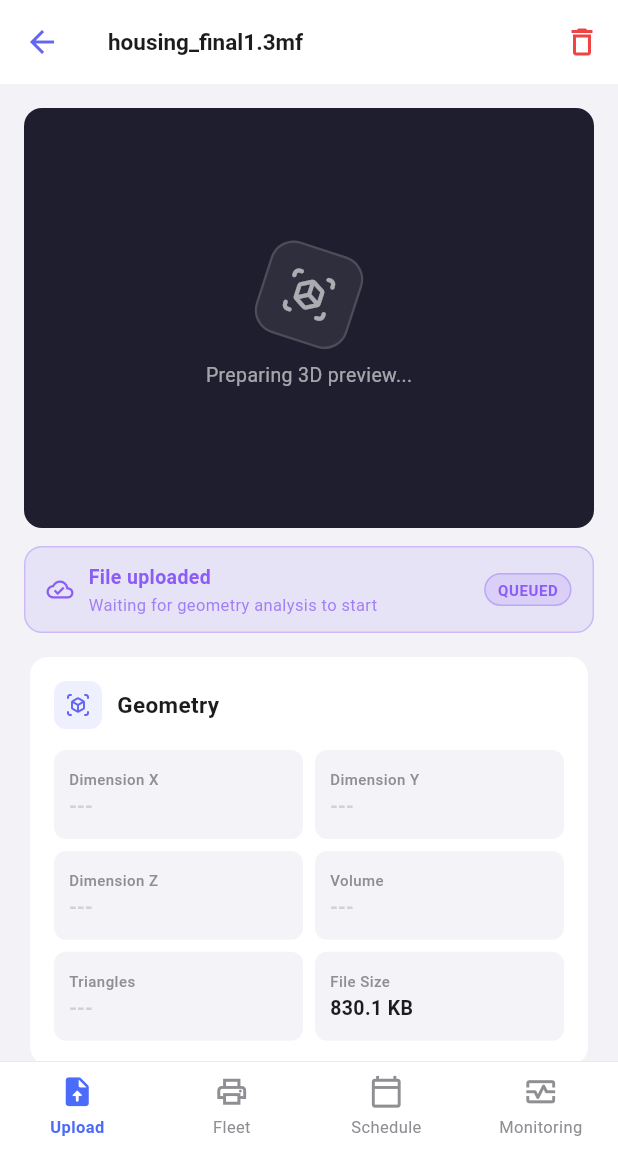
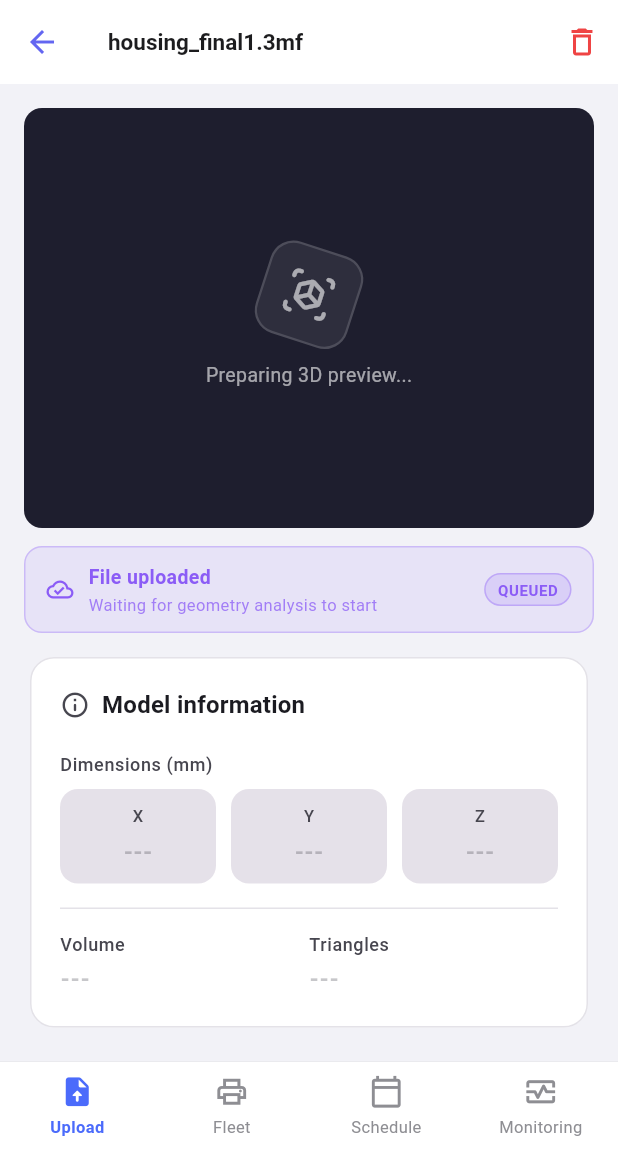
Before and after one commit to AmeriMajd/3DP_AI_Driven_Platform, a Flutter app: the UploadScreen screen opened by its route, after a tap on "housing_final1.3mf", on a phone screen of 412 x 824 dp, the part 84-1236 px from its top. Run offline on Flutter 3.47's test engine with Material 3 defaults, Android fonts, the phone set to English and light mode, and no system bars; our stand-ins replace dio, dotted_border, file_picker, flutter_dotenv, flutter_riverpod, flutter_secure_storage and 2 more; missing offline and left inert: model_viewer_plus; accounts and stored records are empty.

Commit message:
feat: File Details Screen fixes

```diff
--- a/frontend/lib/app.dart
+++ b/frontend/lib/app.dart
@@ -1,8 +1,5 @@
 import 'package:flutter/material.dart';
 import 'package:frontend/core/theme/app_theme.dart';
-import 'package:frontend/features/auth/presentation/screens/admin_signup_screen.dart';
-import 'package:frontend/features/auth/presentation/screens/invite_user_screen.dart';
-import 'package:frontend/features/auth/presentation/screens/register_screen.dart';
 import 'package:frontend/core/router/app_router.dart';
 
 class App extends StatelessWidget {
@@ -15,8 +12,8 @@ class App extends StatelessWidget {
       debugShowCheckedModeBanner: false,
       theme: AppTheme.light,
       darkTheme: AppTheme.dark,
+      themeMode: ThemeMode.light,
       routerConfig: appRouter,
-      //home: const RegisterScreen(),
     );
   }
 }
--- a/frontend/lib/features/auth/presentation/providers/auth_provider.dart
+++ b/frontend/lib/features/auth/presentation/providers/auth_provider.dart
@@ -2,6 +2,7 @@ import 'package:flutter_riverpod/flutter_riverpod.dart';
 import '../../../../shared/services/storage_service.dart';
 import '../../data/auth_repository.dart';
 import '../../data/auth_repository_impl.dart';
+import '../../data/auth_repository_mock.dart';
 import 'auth_state.dart';
 
 final authRepositoryProvider = Provider<AuthRepository>((ref) {
--- a/frontend/lib/features/auth/presentation/screens/login_screen.dart
+++ b/frontend/lib/features/auth/presentation/screens/login_screen.dart
@@ -6,6 +6,7 @@ import '../../../../../core/utils/validators.dart';
 import '../../../../../core/router/app_routes.dart';
 import '../providers/auth_provider.dart';
 import '../providers/auth_state.dart';
+import '../widgets/auth_card.dart';
 import '../widgets/auth_primary_button.dart';
 import '../widgets/login_text_field.dart';
 
--- a/frontend/lib/features/upload/data/stl_repository_mock.dart
+++ b/frontend/lib/features/upload/data/stl_repository_mock.dart
@@ -13,7 +13,7 @@ class StlRepositoryMock implements StlRepository {
       fileSizeBytes: 2400000,
       status: 'ready',
       createdAt: DateTime.now().subtract(const Duration(minutes: 2)),
-      glbUrl: 'mock', // non-null → viewer se charge
+      glbUrl: 'https://modelviewer.dev/shared-assets/models/Astronaut.glb', // non-null → viewer se charge
       volumeCm3: 26.4,
       surfaceAreaCm2: 48.2,
       bboxXMm: 42.0,
@@ -99,7 +99,7 @@ class StlRepositoryMock implements StlRepository {
       status: newStatus,
       createdAt: file.createdAt,
       // ← glbUrl non-null dès que ready (le mock n'a pas de vrai fichier)
-      glbUrl: isReady ? 'mock' : null,
+      glbUrl: isReady ? 'https://modelviewer.dev/shared-assets/models/Astronaut.glb' : null,
       volumeCm3: isReady ? 18.7 : null,
       surfaceAreaCm2: isReady ? 34.5 : null,
       bboxXMm: isReady ? 55.0 : null,
--- a/frontend/lib/features/upload/presentation/widgets/geometry_info_card.dart
+++ b/frontend/lib/features/upload/presentation/widgets/geometry_info_card.dart
@@ -7,99 +7,142 @@ class GeometryInfoCard extends StatelessWidget {
 
   @override
   Widget build(BuildContext context) {
+    final colorScheme = Theme.of(context).colorScheme;
+
     return Card(
-      shape: RoundedRectangleBorder(borderRadius: BorderRadius.circular(12)),
       elevation: 0,
-      color: Colors.white,
+      shape: RoundedRectangleBorder(
+        borderRadius: BorderRadius.circular(16),
+        side: BorderSide(
+          color: colorScheme.outlineVariant.withValues(alpha: 0.5),
+        ),
+      ),
+      color: colorScheme.surface,
       child: Padding(
-        padding: const EdgeInsets.all(16),
+        padding: const EdgeInsets.all(20),
         child: Column(
           crossAxisAlignment: CrossAxisAlignment.start,
           children: [
-            // Header
+            // ── Header ───────────────────────────────────────────────────
             Row(
               children: [
-                Container(
-                  width: 32,
-                  height: 32,
-                  decoration: BoxDecoration(
-                    color: const Color(0xFF6366F1).withValues(alpha: 0.1),
-                    borderRadius: BorderRadius.circular(8),
+                Icon(
+                  Icons.info_outline_rounded,
+                  size: 20,
+                  color: colorScheme.onSurfaceVariant,
                 ),
-                  child: const Icon(
-                    Icons.view_in_ar_rounded,
-                    size: 16,
-                    color: Color(0xFF6366F1),
-                  ),
-                ),
-                const SizedBox(width: 10),
-                const Text(
-                  'Geometry',
-                  style: TextStyle(
-                    fontWeight: FontWeight.w700,
-                    fontSize: 15,
-                    color: Color(0xFF1C1C1E),
+                const SizedBox(width: 8),
+                Text(
+                  'Model information',
+                  style: Theme.of(context).textTheme.titleMedium?.copyWith(
+                        fontWeight: FontWeight.w600,
+                        color: colorScheme.onSurface,
                       ),
                 ),
               ],
             ),
-            const SizedBox(height: 14),
 
-            // Grid 2x3
-            GridView.count(
-              crossAxisCount: 2,
-              shrinkWrap: true,
-              physics: const NeverScrollableScrollPhysics(),
-              childAspectRatio: 2.8,
-              mainAxisSpacing: 8,
-              crossAxisSpacing: 8,
+            const SizedBox(height: 20),
+
+            // ── Dimensions label ─────────────────────────────────────────
+            Text(
+              'Dimensions (mm)',
+              style: Theme.of(context).textTheme.bodySmall?.copyWith(
+                    color: colorScheme.onSurfaceVariant,
+                    fontWeight: FontWeight.w500,
+                  ),
+            ),
+            const SizedBox(height: 8),
+
+            // ── Dimension Pills ──────────────────────────────────────────
+            Row(
               children: [
-                _InfoTile(
-                  label: 'Dimension X',
-                  value: file.bboxXMm != null
-                      ? '${file.bboxXMm!.toStringAsFixed(1)} mm'
-                      : '---',
+                _DimensionPill(axis: 'X', value: file.bboxXMm, colorScheme: colorScheme),
+                const SizedBox(width: 10),
+                _DimensionPill(axis: 'Y', value: file.bboxYMm, colorScheme: colorScheme),
+                const SizedBox(width: 10),
+                _DimensionPill(axis: 'Z', value: file.bboxZMm, colorScheme: colorScheme),
+              ],
             ),
-                _InfoTile(
-                  label: 'Dimension Y',
-                  value: file.bboxYMm != null
-                      ? '${file.bboxYMm!.toStringAsFixed(1)} mm'
-                      : '---',
+
+            const SizedBox(height: 16),
+            Divider(
+              color: colorScheme.outlineVariant.withValues(alpha: 0.5),
+              height: 1,
             ),
-                _InfoTile(
-                  label: 'Dimension Z',
-                  value: file.bboxZMm != null
-                      ? '${file.bboxZMm!.toStringAsFixed(1)} mm'
-                      : '---',
-                ),
-                _InfoTile(
+            const SizedBox(height: 16),
+
+            // ── Volume + Triangles ───────────────────────────────────────
+            Row(
+              children: [
+                Expanded(
+                  child: _StatItem(
                     label: 'Volume',
                     value: file.volumeCm3 != null
-                      ? '${(file.volumeCm3! * 1000).toStringAsFixed(0)} mm³'
+                        ? '${_formatVolume(file.volumeCm3!)} mm³'
                         : '---',
+                    colorScheme: colorScheme,
                   ),
-                _InfoTile(
+                ),
+                Expanded(
+                  child: _StatItem(
                     label: 'Triangles',
                     value: file.triangleCount != null
                         ? _formatNumber(file.triangleCount!)
                         : '---',
+                    colorScheme: colorScheme,
                   ),
-                _InfoTile(label: 'File Size', value: file.formattedSize),
+                ),
               ],
             ),
 
-            // Warnings — affichés seulement si status = ready
+            // ── File Size + Surface Area ──────────────────────────────────
+            // if (file.fileSizeBytes > 0) ...[
+            //   const SizedBox(height: 12),
+            //   Divider(
+            //     color: colorScheme.outlineVariant.withValues(alpha: 0.5),
+            //     height: 1,
+            //   ),
+            //   const SizedBox(height: 12),
+            //   Row(
+            //     children: [
+            //       Expanded(
+            //         child: _StatItem(
+            //           label: 'File size',
+            //           value: file.formattedSize,
+            //           colorScheme: colorScheme,
+            //         ),
+            //       ),
+            //       if (file.surfaceAreaCm2 != null)
+            //         Expanded(
+            //           child: _StatItem(
+            //             label: 'Surface area',
+            //             value: '${file.surfaceAreaCm2!.toStringAsFixed(1)} cm²',
+            //             colorScheme: colorScheme,
+            //           ),
+            //         ),
+            //     ],
+            //   ),
+            // ],
+
+            // ── Warnings ─────────────────────────────────────────────────
             if (file.isReady) ...[
-              if (file.hasOverhangs == 'yes')
-                _WarningBanner(
+              if (file.hasOverhangs == 'yes') ...[
+                const SizedBox(height: 14),
+                const _WarningBanner(
+                  message:
                       'Overhangs detected — support structures will be needed. '
                       'This affects print time and material cost.',
                 ),
-              if (file.hasThinWalls == 'yes')
-                _WarningBanner(
+              ],
+              if (file.hasThinWalls == 'yes') ...[
+                const SizedBox(height: 8),
+                const _WarningBanner(
+                  message:
                       'Thin walls detected — some areas may not print correctly. '
                       'Consider using a finer layer height.',
                 ),
+              ],
             ],
           ],
         ),
@@ -107,55 +150,123 @@ class GeometryInfoCard extends StatelessWidget {
     );
   }
 
-  String _formatNumber(int n) {
+  static String _formatVolume(double cm3) {
+    final mm3 = (cm3 * 1000).round();
+    final s = mm3.toString();
+    final buf = StringBuffer();
+    for (var i = 0; i < s.length; i++) {
+      if (i > 0 && (s.length - i) % 3 == 0) buf.write('\u202F');
+      buf.write(s[i]);
+    }
+    return buf.toString();
+  }
+
+  static String _formatNumber(int n) {
     if (n >= 1000000) return '${(n / 1000000).toStringAsFixed(1)}M';
-    if (n >= 1000) return '${(n / 1000).toStringAsFixed(1)}k';
-    return n.toString();
+    final s = n.toString();
+    final buf = StringBuffer();
+    for (var i = 0; i < s.length; i++) {
+      if (i > 0 && (s.length - i) % 3 == 0) buf.write('\u202F');
+      buf.write(s[i]);
+    }
+    return buf.toString();
   }
 }
 
-// ── Info Tile ─────────────────────────────────────────────────────────────────
+// ── Dimension Pill ────────────────────────────────────────────────────────────
 
-class _InfoTile extends StatelessWidget {
+class _DimensionPill extends StatelessWidget {
+  final String axis;
+  final double? value;
+  final ColorScheme colorScheme;
+
+  const _DimensionPill({
+    required this.axis,
+    required this.value,
+    required this.colorScheme,
+  });
+
+  @override
+  Widget build(BuildContext context) {
+    final isPlaceholder = value == null;
+    return Expanded(
+      child: Container(
+        padding: const EdgeInsets.symmetric(vertical: 10),
+        decoration: BoxDecoration(
+          // surfaceContainerHighest s'adapte automatiquement light/dark
+          color: colorScheme.surfaceContainerHighest,
+          borderRadius: BorderRadius.circular(12),
+        ),
+        child: Column(
+          children: [
+            Text(
+              axis,
+              style: TextStyle(
+                fontSize: 11,
+                fontWeight: FontWeight.w500,
+                color: colorScheme.onSurfaceVariant,
+                letterSpacing: 0.5,
+              ),
+            ),
+            const SizedBox(height: 4),
+            Text(
+              isPlaceholder
+                  ? '---'
+                  : value! % 1 == 0
+                      ? value!.toInt().toString()
+                      : value!.toStringAsFixed(1),
+              style: TextStyle(
+                fontSize: 16,
+                fontWeight: FontWeight.w700,
+                color: isPlaceholder
+                    ? colorScheme.onSurfaceVariant.withValues(alpha: 0.3)
+                    : colorScheme.onSurface,
+              ),
+            ),
+          ],
+        ),
+      ),
+    );
+  }
+}
+
+// ── Stat Item ─────────────────────────────────────────────────────────────────
+
+class _StatItem extends StatelessWidget {
   final String label;
   final String value;
-  const _InfoTile({required this.label, required this.value});
+  final ColorScheme colorScheme;
+
+  const _StatItem({
+    required this.label,
+    required this.value,
+    required this.colorScheme,
+  });
 
   @override
   Widget build(BuildContext context) {
     final isPlaceholder = value == '---';
-    return Container(
-      padding: const EdgeInsets.symmetric(horizontal: 10, vertical: 7),
-      decoration: BoxDecoration(
-        color: const Color(0xFFF4F4F8),
-        borderRadius: BorderRadius.circular(8),
-      ),
-      child: Column(
+    return Column(
       crossAxisAlignment: CrossAxisAlignment.start,
-        mainAxisAlignment: MainAxisAlignment.center,
       children: [
         Text(
           label,
-            style: const TextStyle(
-              fontSize: 10,
+          style: Theme.of(context).textTheme.bodySmall?.copyWith(
+                color: colorScheme.onSurfaceVariant,
                 fontWeight: FontWeight.w500,
-              color: Color(0xFF8E8E93),
-              letterSpacing: 0.3,
               ),
         ),
-          const SizedBox(height: 2),
+        const SizedBox(height: 3),
         Text(
           value,
-            style: TextStyle(
-              fontSize: 13,
-              fontWeight: FontWeight.w700,
+          style: Theme.of(context).textTheme.bodyLarge?.copyWith(
+                fontWeight: FontWeight.w600,
                 color: isPlaceholder
-                  ? const Color(0xFFD1D1D6)
-                  : const Color(0xFF1C1C1E),
+                    ? colorScheme.onSurfaceVariant.withValues(alpha: 0.3)
+                    : colorScheme.onSurface,
               ),
         ),
       ],
-      ),
     );
   }
 }
@@ -164,16 +275,19 @@ class _InfoTile extends StatelessWidget {
 
 class _WarningBanner extends StatelessWidget {
   final String message;
-  const _WarningBanner(this.message);
+  const _WarningBanner({required this.message});
 
   @override
-  Widget build(BuildContext context) => Container(
-    margin: const EdgeInsets.only(top: 10),
-    padding: const EdgeInsets.all(10),
+  Widget build(BuildContext context) {
+    // Couleurs fixes — le orange warning ne dépend pas du thème
+    return Container(
+      padding: const EdgeInsets.symmetric(horizontal: 12, vertical: 10),
       decoration: BoxDecoration(
-      color: Colors.orange.withValues(alpha: 0.10),
-      border: Border.all(color: Colors.orange.withValues(alpha: 0.40)),
-      borderRadius: BorderRadius.circular(8),
+        color: const Color(0xFFFFF3E0),
+        borderRadius: BorderRadius.circular(10),
+        border: Border.all(
+          color: Colors.orange.withValues(alpha: 0.4),
+        ),
       ),
       child: Row(
         crossAxisAlignment: CrossAxisAlignment.start,
@@ -190,10 +304,15 @@ class _WarningBanner extends StatelessWidget {
           Expanded(
             child: Text(
               message,
-            style: const TextStyle(color: Colors.orange, fontSize: 12),
+              style: const TextStyle(
+                color: Color(0xFF7A4500),
+                fontSize: 12,
+                height: 1.4,
+              ),
             ),
           ),
         ],
       ),
     );
   }
+}
--- a/frontend/lib/features/upload/presentation/widgets/model_3d_viewer.dart
+++ b/frontend/lib/features/upload/presentation/widgets/model_3d_viewer.dart
@@ -47,7 +47,10 @@ class _Model3DViewerState extends State<Model3DViewer> {
     }
 
     // State 2 : prêt → charger GLB
-    final glbUrl = '$baseUrl/stl/${widget.file.id}/glb';
+    //final glbUrl = '$baseUrl/stl/${widget.file.id}/glb';
+    final glbUrl = widget.file.glbUrl!.startsWith('http')
+    ? widget.file.glbUrl!
+    : '$baseUrl/stl/${widget.file.id}/glb';
 
     return ModelViewer(
       src: glbUrl,
--- a/frontend/pubspec.yaml
+++ b/frontend/pubspec.yaml
@@ -38,5 +38,5 @@ dev_dependencies:
 flutter:
   uses-material-design: true
   assets:
-    - assets/images/
+    - assets/models/
     - .env
```
Also changed, not shown: 2 other files. Lines whose indentation alone changed are shown as unchanged.
